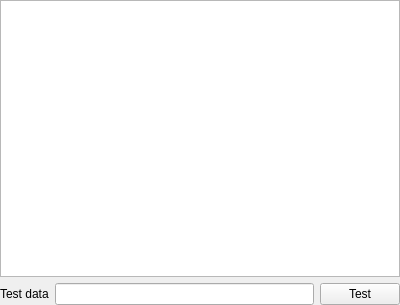
This is src/page/panels/common/luapanel.ui in x-tools-author/x-tools as Qt 5 draws it before an edit. The edited form follows.
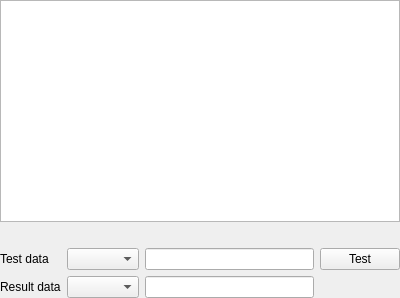
This is the edited form.

```diff
--- a/src/page/panels/common/luapanel.ui
+++ b/src/page/panels/common/luapanel.ui
@@ -7,7 +7,7 @@
     <x>0</x>
     <y>0</y>
     <width>400</width>
-    <height>305</height>
+    <height>298</height>
    </rect>
   </property>
   <property name="windowTitle">
@@ -26,26 +26,56 @@
    <property name="bottomMargin">
     <number>0</number>
    </property>
-   <item row="1" column="0">
-    <widget class="QLabel" name="label">
-     <property name="text">
-      <string>Test data</string>
-     </property>
-    </widget>
-   </item>
-   <item row="1" column="1">
-    <widget class="QLineEdit" name="lineEditTestData"/>
-   </item>
-   <item row="1" column="2">
-    <widget class="QPushButton" name="pushButton">
+   <item row="2" column="3">
+    <widget class="QPushButton" name="pushButtonTest">
      <property name="text">
       <string>Test</string>
      </property>
     </widget>
    </item>
-   <item row="0" column="0" colspan="3">
+   <item row="0" column="0" colspan="4">
     <widget class="QPlainTextEdit" name="plainTextEditScript"/>
    </item>
+   <item row="2" column="1">
+    <widget class="QComboBox" name="comboBoxTestFormat"/>
+   </item>
+   <item row="3" column="0">
+    <widget class="QLabel" name="label_2">
+     <property name="text">
+      <string>Result data</string>
+     </property>
+    </widget>
+   </item>
+   <item row="3" column="1">
+    <widget class="QComboBox" name="comboBoxResultFormat"/>
+   </item>
+   <item row="3" column="2">
+    <widget class="QLineEdit" name="lineEditResultData">
+     <property name="readOnly">
+      <bool>true</bool>
+     </property>
+    </widget>
+   </item>
+   <item row="2" column="2">
+    <widget class="QLineEdit" name="lineEditTestData"/>
+   </item>
+   <item row="2" column="0">
+    <widget class="QLabel" name="label">
+     <property name="text">
+      <string>Test data</string>
+     </property>
+    </widget>
+   </item>
+   <item row="1" column="0" colspan="4">
+    <widget class="QLabel" name="labelInfo">
+     <property name="styleSheet">
+      <string notr="true">color:red</string>
+     </property>
+     <property name="text">
+      <string notr="true"/>
+     </property>
+    </widget>
+   </item>
   </layout>
  </widget>
  <resources/>
```
